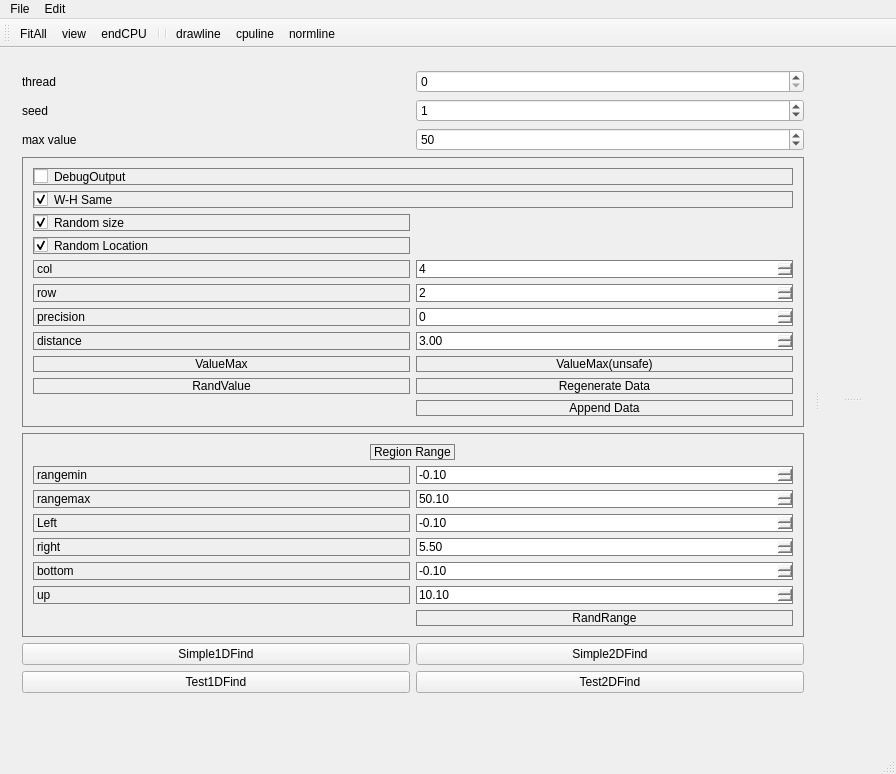
WisdomToNorth/OccDemo, file src/MainWindowOcc.ui: the form before one commit.
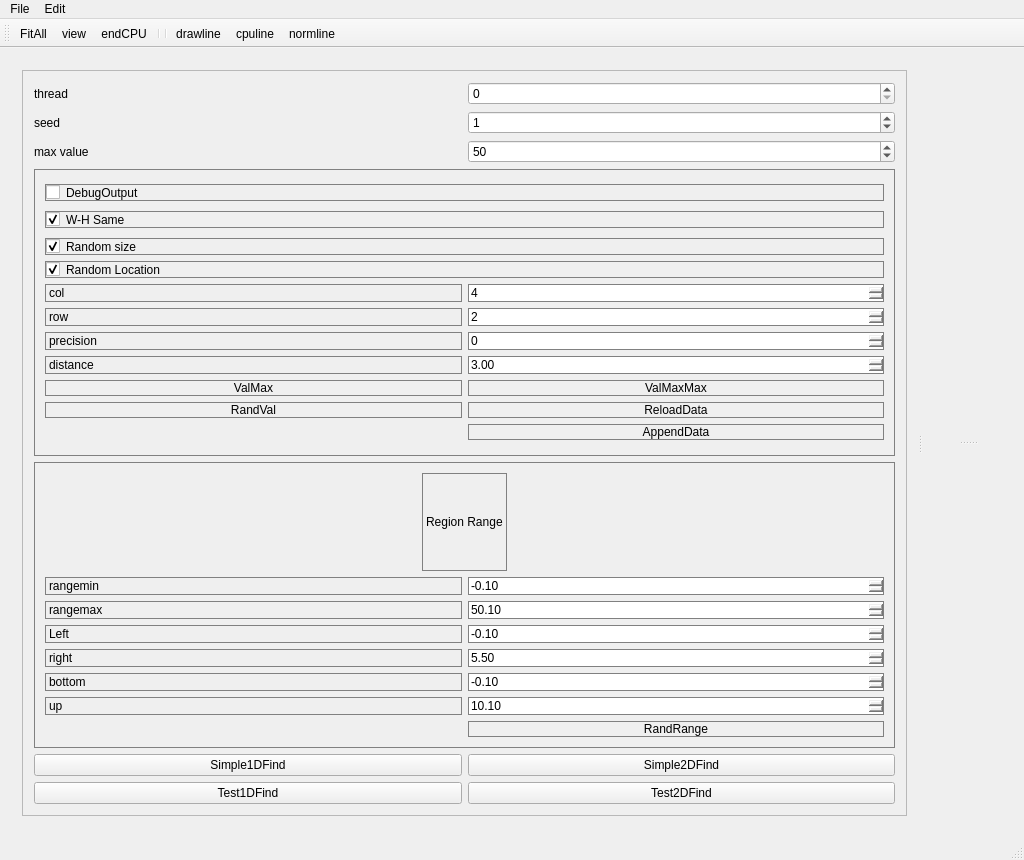
The form after the commit.

The edit to the form file:
```diff
--- a/src/MainWindowOcc.ui
+++ b/src/MainWindowOcc.ui
@@ -6,8 +6,8 @@
    <rect>
     <x>0</x>
     <y>0</y>
-    <width>896</width>
-    <height>774</height>
+    <width>1024</width>
+    <height>860</height>
    </rect>
   </property>
   <property name="windowTitle">
@@ -24,8 +24,84 @@
        <enum>Qt::Horizontal</enum>
       </property>
       <widget class="QWidget" name="widget_param" native="true">
-       <layout class="QGridLayout" name="gridLayout_7" rowstretch="0,0,0,0,0,0,0,0">
-        <item row="3" column="0" colspan="2">
+       <layout class="QGridLayout" name="gridLayout_8">
+        <item row="0" column="0">
+         <widget class="QScrollArea" name="scrollArea">
+          <property name="sizePolicy">
+           <sizepolicy hsizetype="Expanding" vsizetype="Expanding">
+            <horstretch>0</horstretch>
+            <verstretch>0</verstretch>
+           </sizepolicy>
+          </property>
+          <property name="horizontalScrollBarPolicy">
+           <enum>Qt::ScrollBarAlwaysOff</enum>
+          </property>
+          <property name="widgetResizable">
+           <bool>true</bool>
+          </property>
+          <widget class="QWidget" name="scrollAreaWidgetContents_2">
+           <property name="geometry">
+            <rect>
+             <x>0</x>
+             <y>0</y>
+             <width>972</width>
+             <height>759</height>
+            </rect>
+           </property>
+           <layout class="QVBoxLayout" name="verticalLayout">
+            <item>
+             <layout class="QGridLayout" name="gridLayout_7">
+              <item row="0" column="0">
+               <widget class="QLabel" name="label_5">
+                <property name="text">
+                 <string>thread</string>
+                </property>
+               </widget>
+              </item>
+              <item row="0" column="1">
+               <widget class="QSpinBox" name="sb_core">
+                <property name="maximum">
+                 <number>64</number>
+                </property>
+               </widget>
+              </item>
+              <item row="1" column="0">
+               <widget class="QLabel" name="label_7">
+                <property name="text">
+                 <string>seed</string>
+                </property>
+               </widget>
+              </item>
+              <item row="1" column="1">
+               <widget class="QSpinBox" name="sb_seed">
+                <property name="maximum">
+                 <number>64</number>
+                </property>
+                <property name="value">
+                 <number>1</number>
+                </property>
+               </widget>
+              </item>
+              <item row="2" column="0">
+               <widget class="QLabel" name="label_8">
+                <property name="text">
+                 <string>max value</string>
+                </property>
+               </widget>
+              </item>
+              <item row="2" column="1">
+               <widget class="QSpinBox" name="sb_maxvalue">
+                <property name="maximum">
+                 <number>2000</number>
+                </property>
+                <property name="value">
+                 <number>50</number>
+                </property>
+               </widget>
+              </item>
+             </layout>
+            </item>
+            <item>
          <widget class="QWidget" name="widget_2" native="true">
           <property name="styleSheet">
            <string notr="true">border:1px solid gray</string>
@@ -63,7 +139,7 @@
              <item row="7" column="0">
               <widget class="QPushButton" name="pb_Randvalue">
                <property name="text">
-                <string>RandValue</string>
+                    <string>RandVal</string>
                </property>
               </widget>
              </item>
@@ -74,30 +150,10 @@
                </property>
               </widget>
              </item>
-             <item row="1" column="0">
-              <widget class="QCheckBox" name="cb_rand_loc">
-               <property name="text">
-                <string>Random Location</string>
-               </property>
-               <property name="checked">
-                <bool>true</bool>
-               </property>
-              </widget>
-             </item>
              <item row="6" column="0">
               <widget class="QPushButton" name="pb_valueMax">
                <property name="text">
-                <string>ValueMax</string>
-               </property>
-              </widget>
-             </item>
-             <item row="0" column="0">
-              <widget class="QCheckBox" name="cb_rand_size">
-               <property name="text">
-                <string>Random size</string>
-               </property>
-               <property name="checked">
-                <bool>true</bool>
+                    <string>ValMax</string>
                </property>
               </widget>
              </item>
@@ -111,14 +167,14 @@
              <item row="6" column="1">
               <widget class="QPushButton" name="pb_valueMax_unsafe">
                <property name="text">
-                <string>ValueMax(unsafe)</string>
+                    <string>ValMaxMax</string>
                </property>
               </widget>
              </item>
              <item row="7" column="1">
               <widget class="QPushButton" name="pb_generate">
                <property name="text">
-                <string>Regenerate Data</string>
+                    <string>ReloadData</string>
                </property>
               </widget>
              </item>
@@ -162,7 +218,27 @@
              <item row="8" column="1">
               <widget class="QPushButton" name="pb_appenddata">
                <property name="text">
-                <string>Append Data</string>
+                    <string>AppendData</string>
+                   </property>
+                  </widget>
+                 </item>
+                 <item row="0" column="0" colspan="2">
+                  <widget class="QCheckBox" name="cb_rand_size">
+                   <property name="text">
+                    <string>Random size</string>
+                   </property>
+                   <property name="checked">
+                    <bool>true</bool>
+                   </property>
+                  </widget>
+                 </item>
+                 <item row="1" column="0" colspan="2">
+                  <widget class="QCheckBox" name="cb_rand_loc">
+                   <property name="text">
+                    <string>Random Location</string>
+                   </property>
+                   <property name="checked">
+                    <bool>true</bool>
                </property>
               </widget>
              </item>
@@ -181,56 +257,19 @@
           </layout>
          </widget>
         </item>
-        <item row="1" column="1">
-         <widget class="QSpinBox" name="sb_seed">
-          <property name="maximum">
-           <number>64</number>
-          </property>
-          <property name="value">
-           <number>1</number>
-          </property>
-         </widget>
-        </item>
-        <item row="0" column="0">
-         <widget class="QLabel" name="label_5">
-          <property name="text">
-           <string>thread</string>
-          </property>
-         </widget>
-        </item>
-        <item row="1" column="0">
-         <widget class="QLabel" name="label_7">
-          <property name="text">
-           <string>seed</string>
-          </property>
-         </widget>
-        </item>
-        <item row="0" column="1">
-         <widget class="QSpinBox" name="sb_core">
-          <property name="maximum">
-           <number>64</number>
-          </property>
-         </widget>
-        </item>
-        <item row="7" column="0" colspan="2">
-         <spacer name="verticalSpacer">
-          <property name="orientation">
-           <enum>Qt::Vertical</enum>
-          </property>
-          <property name="sizeHint" stdset="0">
-           <size>
-            <width>20</width>
-            <height>40</height>
-           </size>
-          </property>
-         </spacer>
-        </item>
-        <item row="4" column="0" colspan="2">
+            <item>
          <widget class="QWidget" name="widget" native="true">
           <property name="styleSheet">
            <string notr="true">border:1px solid gray</string>
           </property>
-          <layout class="QGridLayout" name="gridLayout_3" rowstretch="0,0,0">
+              <layout class="QGridLayout" name="gridLayout_3" rowstretch="0,0">
+               <item row="0" column="0" alignment="Qt::AlignHCenter">
+                <widget class="QLabel" name="label">
+                 <property name="text">
+                  <string>Region Range</string>
+                 </property>
+                </widget>
+               </item>
            <item row="1" column="0">
             <layout class="QGridLayout" name="gridLayout_2">
              <item row="3" column="0">
@@ -380,63 +419,43 @@
              </item>
             </layout>
            </item>
-           <item row="0" column="0" alignment="Qt::AlignHCenter">
-            <widget class="QLabel" name="label">
-             <property name="text">
-              <string>Region Range</string>
-             </property>
-            </widget>
-           </item>
           </layout>
          </widget>
         </item>
-        <item row="5" column="0" colspan="2">
+            <item>
          <layout class="QGridLayout" name="gridLayout_6">
-          <item row="4" column="0">
+              <item row="0" column="0">
+               <widget class="QPushButton" name="pb_Simple1DFind">
+                <property name="text">
+                 <string>Simple1DFind</string>
+                </property>
+               </widget>
+              </item>
+              <item row="0" column="1">
+               <widget class="QPushButton" name="pb_Simple2DFind">
+                <property name="text">
+                 <string>Simple2DFind</string>
+                </property>
+               </widget>
+              </item>
+              <item row="1" column="0">
            <widget class="QPushButton" name="pb_Test1DFind">
             <property name="text">
              <string>Test1DFind</string>
             </property>
            </widget>
           </item>
-          <item row="4" column="1">
+              <item row="1" column="1">
            <widget class="QPushButton" name="pb_Test2DFind">
             <property name="text">
              <string>Test2DFind</string>
             </property>
            </widget>
           </item>
-          <item row="3" column="1">
-           <widget class="QPushButton" name="pb_Simple2DFind">
-            <property name="text">
-             <string>Simple2DFind</string>
-            </property>
-           </widget>
-          </item>
-          <item row="3" column="0">
-           <widget class="QPushButton" name="pb_Simple1DFind">
-            <property name="text">
-             <string>Simple1DFind</string>
-            </property>
-           </widget>
-          </item>
-         </layout>
-        </item>
-        <item row="2" column="0">
-         <widget class="QLabel" name="label_8">
-          <property name="text">
-           <string>max value</string>
-          </property>
-         </widget>
-        </item>
-        <item row="2" column="1">
-         <widget class="QSpinBox" name="sb_maxvalue">
-          <property name="maximum">
-           <number>2000</number>
-          </property>
-          <property name="value">
-           <number>50</number>
-          </property>
+             </layout>
+            </item>
+           </layout>
+          </widget>
          </widget>
         </item>
        </layout>
@@ -461,7 +480,7 @@
     <rect>
      <x>0</x>
      <y>0</y>
-     <width>896</width>
+     <width>1024</width>
      <height>21</height>
     </rect>
    </property>
```
Lines whose indentation alone changed are shown as unchanged.
